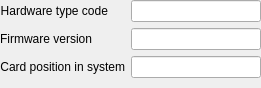
Above: evrMrmApp/opi/EVR/G_EVR_info.ui from paulscherrerinstitute/mrfioc2 before the change. Below: the same form after it.
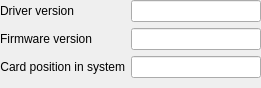
That is the form after the change. Custom widgets are drawn as their Qt base class.

Patch:
```diff
--- a/evrMrmApp/opi/EVR/G_EVR_info.ui
+++ b/evrMrmApp/opi/EVR/G_EVR_info.ui
@@ -29,7 +29,7 @@
     <item row="0" column="0">
      <widget class="QLabel" name="label_16">
       <property name="text">
-       <string>Hardware type code</string>
+       <string>Driver version</string>
       </property>
       <property name="alignment">
        <set>Qt::AlignRight|Qt::AlignTrailing|Qt::AlignVCenter</set>
```
Left out of the diff: 2 changed lines with no effect on the pictures.
